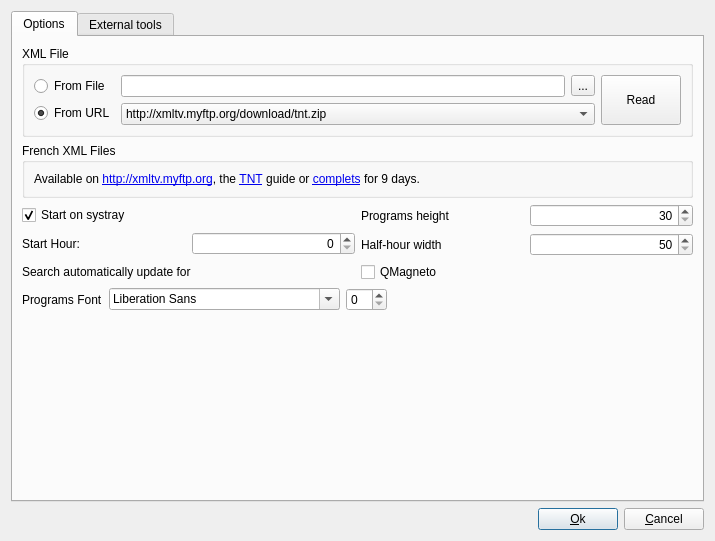
Qt form ui/config.ui (jlbrd/qmagneto) before a commit.
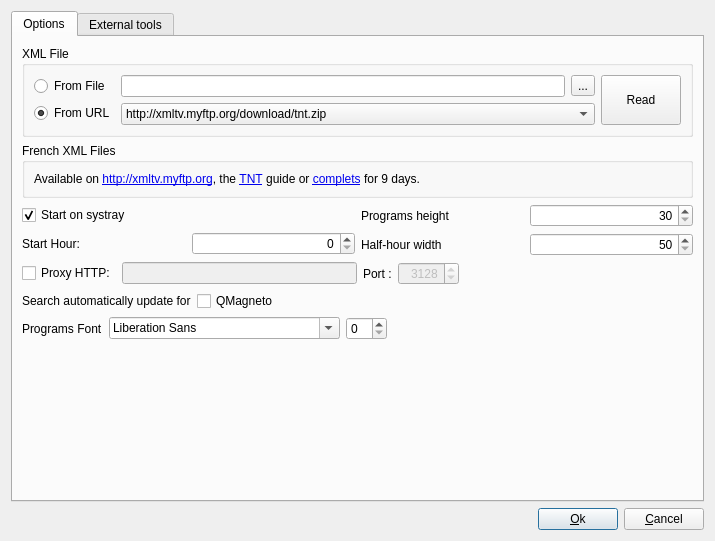
The same form after that commit.

Commit message: - Add the possibility to use a proxy with http request

What changed in the file:
```diff
--- a/ui/config.ui
+++ b/ui/config.ui
@@ -272,7 +272,7 @@
          </item>
         </layout>
        </item>
-       <item row="3" column="0" >
+       <item row="4" column="0" >
         <layout class="QHBoxLayout" name="horizontalLayout_7" >
          <item>
           <widget class="QLabel" name="label_8" >
@@ -288,9 +288,22 @@
            </property>
           </widget>
          </item>
+         <item>
+          <spacer name="horizontalSpacer_3" >
+           <property name="orientation" >
+            <enum>Qt::Horizontal</enum>
+           </property>
+           <property name="sizeHint" stdset="0" >
+            <size>
+             <width>40</width>
+             <height>20</height>
+            </size>
+           </property>
+          </spacer>
+         </item>
         </layout>
        </item>
-       <item row="4" column="0" >
+       <item row="5" column="0" >
         <layout class="QHBoxLayout" name="horizontalLayout_8" >
          <item>
           <widget class="QLabel" name="label_15" >
@@ -327,7 +340,7 @@
          </item>
         </layout>
        </item>
-       <item row="5" column="0" >
+       <item row="6" column="0" >
         <spacer name="verticalSpacer" >
          <property name="orientation" >
           <enum>Qt::Vertical</enum>
@@ -340,6 +353,72 @@
          </property>
         </spacer>
        </item>
+       <item row="3" column="0" >
+        <layout class="QHBoxLayout" name="horizontalLayout_9" >
+         <item>
+          <widget class="QCheckBox" name="proxyEnabled" >
+           <property name="text" >
+            <string>Proxy HTTP:</string>
+           </property>
+           <property name="checked" >
+            <bool>false</bool>
+           </property>
+          </widget>
+         </item>
+         <item>
+          <widget class="QLineEdit" name="proxyAddress" >
+           <property name="enabled" >
+            <bool>false</bool>
+           </property>
+          </widget>
+         </item>
+         <item>
+          <widget class="QLabel" name="label_25" >
+           <property name="text" >
+            <string>Port :</string>
+           </property>
+          </widget>
+         </item>
+         <item>
+          <widget class="QSpinBox" name="proxyPort" >
+           <property name="enabled" >
+            <bool>false</bool>
+           </property>
+           <property name="sizePolicy" >
+            <sizepolicy vsizetype="Fixed" hsizetype="Preferred" >
+             <horstretch>0</horstretch>
+             <verstretch>0</verstretch>
+            </sizepolicy>
+           </property>
+           <property name="alignment" >
+            <set>Qt::AlignRight|Qt::AlignTrailing|Qt::AlignVCenter</set>
+           </property>
+           <property name="minimum" >
+            <number>0</number>
+           </property>
+           <property name="maximum" >
+            <number>65535</number>
+           </property>
+           <property name="value" >
+            <number>3128</number>
+           </property>
+          </widget>
+         </item>
+         <item>
+          <spacer name="horizontalSpacer_2" >
+           <property name="orientation" >
+            <enum>Qt::Horizontal</enum>
+           </property>
+           <property name="sizeHint" stdset="0" >
+            <size>
+             <width>40</width>
+             <height>20</height>
+            </size>
+           </property>
+          </spacer>
+         </item>
+        </layout>
+       </item>
       </layout>
      </widget>
      <widget class="QWidget" name="tab_3" >
```
Left out of the diff: 66 changed lines with no effect on the pictures. The commit also changes 6 other files.
